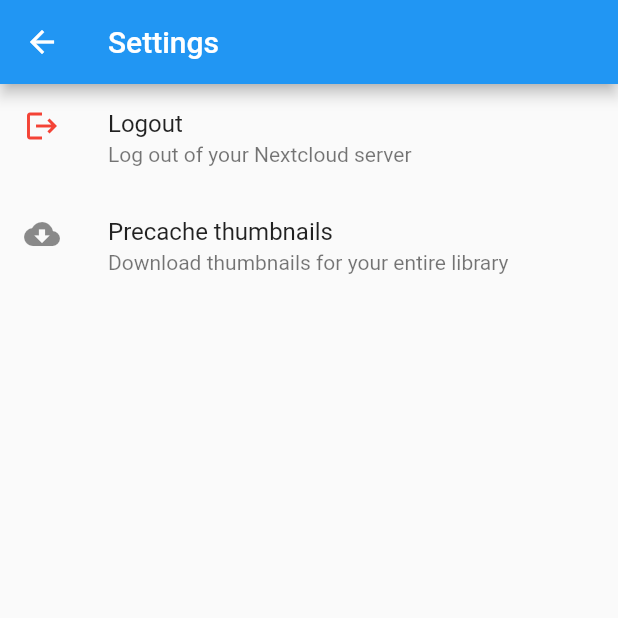
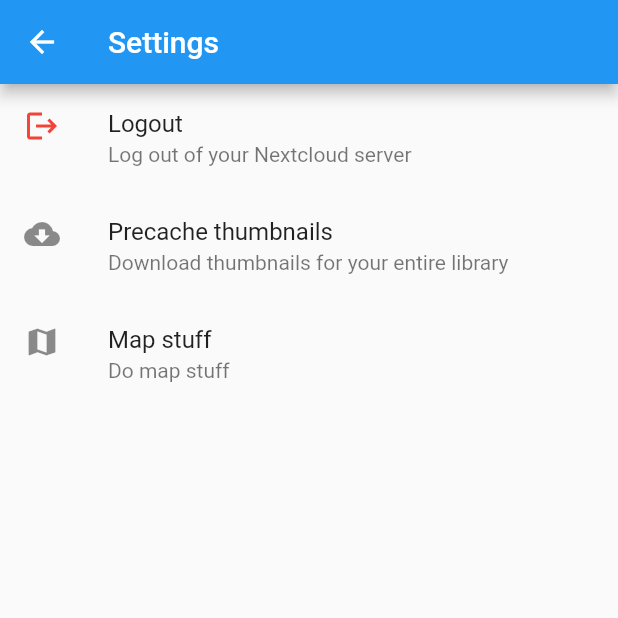
Before and after one commit to jonjomckay/nextphotos, a Flutter app: the HomePage screen opened directly, after a tap on the "settings" icon, on a phone screen of 412 x 824 dp, the top half of it. Run offline on Flutter 3.47's test engine with Material 2 defaults, Android fonts, the phone set to English and light mode, and no system bars; drawn by our look-alikes of pull_to_refresh; our stand-ins replace cached_network_image, flutter_cache_manager, photo_view, shared_preferences, sqflite, webview_flutter; missing offline and left inert: geocoder_offline, image_downloader, nextcloud, sqflite_migration_plan; accounts and stored records are empty.

Commit message:
Added new (dirty, in-progress) implementation of location/places support

```diff
--- a/lib/database/entities.dart
+++ b/lib/database/entities.dart
@@ -21,3 +21,21 @@ class Photo {
     };
   }
 }
+
+class Location {
+  final int id;
+  final String name;
+  final double lat;
+  final double lng;
+  final String coverPhoto;
+
+  Location({required this.id, required this.name, required this.lat, required this.lng, required this.coverPhoto});
+}
+
+class LocationGet {
+  final int id;
+  final String name;
+  final List<Photo> photos;
+
+  LocationGet({required this.id, required this.name, required this.photos});
+}
--- a/lib/home/home_page.dart
+++ b/lib/home/home_page.dart
@@ -6,6 +6,7 @@ import 'package:flutter/material.dart';
 import 'package:nextphotos/home/home_model.dart';
 import 'package:nextphotos/library/favourites_screen.dart';
 import 'package:nextphotos/library/library_screen.dart';
+import 'package:nextphotos/search/search_page.dart';
 import 'package:nextphotos/settings/settings_page.dart';
 import 'package:provider/provider.dart';
 import 'package:shared_preferences/shared_preferences.dart';
@@ -80,6 +81,10 @@ class _HomePageState extends State<HomePage> {
           BottomNavigationBarItem(
               icon: Icon(Icons.favorite),
               label: 'Favourites'
+          ),
+          BottomNavigationBarItem(
+              icon: Icon(Icons.search),
+              label: 'Search'
           )
         ],
       ),
@@ -90,7 +95,8 @@ class _HomePageState extends State<HomePage> {
         }),
         children: [
           LibraryScreen(onRefresh: _onRefresh),
-          FavouritesScreen(onRefresh: _onRefresh)
+          FavouritesScreen(onRefresh: _onRefresh),
+          SearchScreen(),
         ],
       ),
     );
--- /dev/null
+++ b/lib/nextcloud/map_photo.dart
@@ -0,0 +1,17 @@
+class NextcloudMapPhoto {
+  final int id;
+  final String path;
+  final double lat;
+  final double lng;
+
+  NextcloudMapPhoto(this.id, this.path, this.lat, this.lng);
+
+  factory NextcloudMapPhoto.fromJson(dynamic json) {
+    return NextcloudMapPhoto(
+      json['fileid'] as int,
+      json['path'] as String,
+      json['lat'] as double,
+      json['lng'] as double,
+    );
+  }
+}
--- /dev/null
+++ b/lib/search/search_page.dart
@@ -0,0 +1,56 @@
+import 'dart:developer';
+
+import 'package:flutter/material.dart';
+import 'package:nextphotos/database/entities.dart';
+import 'package:nextphotos/home/home_model.dart';
+import 'package:nextphotos/nextcloud/image.dart';
+import 'package:nextphotos/search/location_page.dart';
+import 'package:provider/provider.dart';
+
+class SearchScreen extends StatefulWidget {
+  @override
+  _SearchScreenState createState() => _SearchScreenState();
+}
+
+class _SearchScreenState extends State<SearchScreen> {
+  final ScrollController _scrollController = ScrollController();
+
+  @override
+  Widget build(BuildContext context) {
+    return Consumer<HomeModel>(builder: (context, model, child) {
+      return Container(child: FutureBuilder<List<Location>>(
+        future: model.listLocations(),
+        builder: (context, snapshot) {
+          var error = snapshot.error;
+          if (error != null) {
+            log('Unable to list the locations', error: error);
+          }
+
+          var items = snapshot.data;
+          if (items == null) {
+            return Center(child: CircularProgressIndicator());
+          }
+
+          return GridView.builder(
+              controller: _scrollController,
+              gridDelegate: SliverGridDelegateWithMaxCrossAxisExtent(
+                  maxCrossAxisExtent: 128, crossAxisSpacing: 3, mainAxisSpacing: 3),
+              itemCount: items.length,
+              itemBuilder: (BuildContext context, int index) {
+                var item = items[index];
+
+                return GestureDetector(
+                  onTap: () => Navigator.push(context, MaterialPageRoute(builder: (context) => LocationPage(id: item.id))),
+                  child: Column(
+                    children: [
+                      Expanded(child: Thumbnail(id: item.coverPhoto, model: model, fit: BoxFit.cover, width: 128, height: 128,),),
+                      Text(item.name, maxLines: 1, overflow: TextOverflow.ellipsis)
+                    ],
+                  ),
+                );
+              });
+        },
+      ));
+    });
+  }
+}
--- a/lib/settings/settings_page.dart
+++ b/lib/settings/settings_page.dart
@@ -77,6 +77,12 @@ class _SettingsPageState extends State<SettingsPage> {
     }
   }
 
+  Future onTapMapStuff() async {
+    var model = context.read<HomeModel>();
+
+    await model.doMapStuff();
+  }
+
   @override
   Widget build(BuildContext context) {
     return Scaffold(
@@ -96,6 +102,12 @@ class _SettingsPageState extends State<SettingsPage> {
             subtitle: Text('Download thumbnails for your entire library'),
             leading: const Icon(Icons.cloud_download),
             onTap: onTapPrecacheThumbnails,
+          ),
+          ListTile(
+            title: Text('Map stuff'),
+            subtitle: Text('Do map stuff'),
+            leading: const Icon(Icons.map),
+            onTap: onTapMapStuff,
           )
         ],
       ),
--- a/pubspec.yaml
+++ b/pubspec.yaml
@@ -28,8 +28,10 @@ dependencies:
   path: ^1.8.0
   provider: ^5.0.0
 
+  archive: ^3.1.2
   cached_network_image: ^3.0.0
   flutter_cache_manager: ^3.0.1
+  geocoder_offline: ^0.2.0
   image_downloader: ^0.30.0
   nextcloud: ^3.0.0
   photo_view: ^0.11.1
```
Also changed, not shown: lib/database/database.dart (+11 -1 lines), lib/home/home_model.dart (+131 -0 lines), lib/nextcloud/client.dart (+12 -0 lines), lib/search/location_page.dart (added, +50 -0 lines), pubspec.lock.
